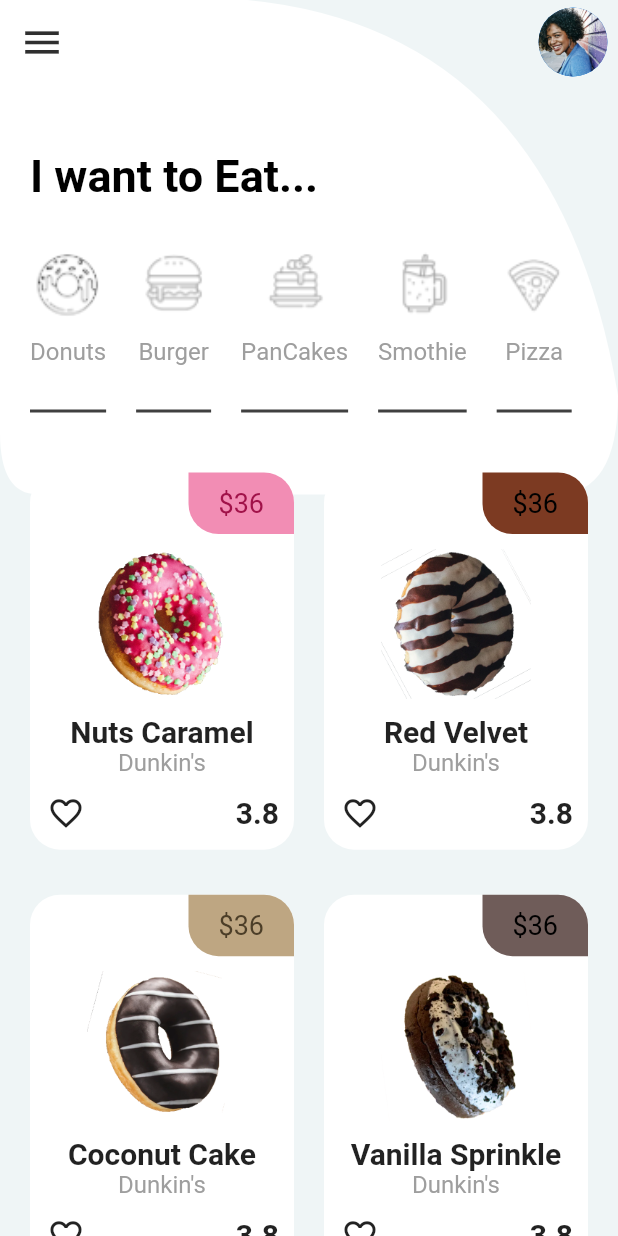
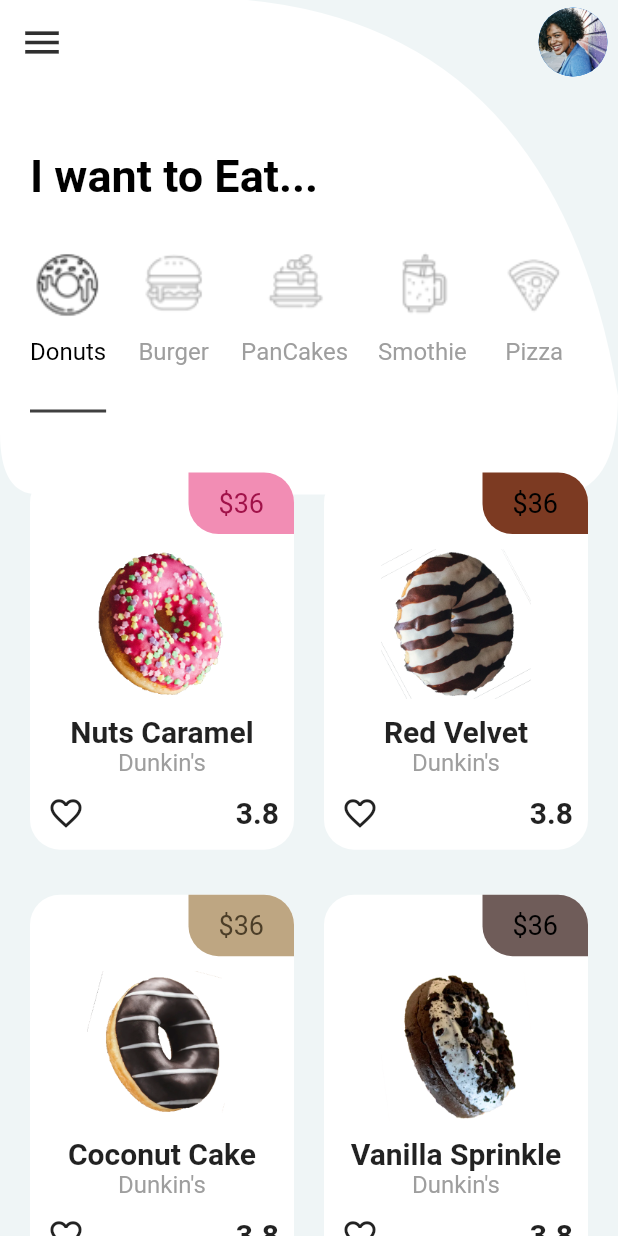
Before and after one commit to codingbbq/flutter_donut_ui, a Flutter app: the screen it shows after launch, on a phone screen of 412 x 824 dp. Run offline on Flutter 3.47's test engine with Material 2 defaults, Android fonts, the phone set to English and light mode, and no system bars.

Commit message:
Dynamic navigation using setState

```diff
--- a/lib/pages/listing_page/navigation.dart
+++ b/lib/pages/listing_page/navigation.dart
@@ -1,7 +1,23 @@
 import 'package:flutter/material.dart';
 import 'package:flutter_donut_ui/models/navigation.model.dart';
 
-class HeaderNavigation extends StatelessWidget {
+class HeaderNavigation extends StatefulWidget {
+  @override
+  _HeaderNavigationState createState() => _HeaderNavigationState();
+}
+
+class _HeaderNavigationState extends State<HeaderNavigation> {
+  List<int> _selectedNavItem = [0];
+
+  void _selected(item) {
+    if (!_selectedNavItem.contains(item)) {
+      print(_selectedNavItem);
+      setState(() {
+        _selectedNavItem = [item];
+      });
+    }
+  }
+
   @override
   Widget build(BuildContext context) {
     return Container(
@@ -13,23 +29,27 @@ class HeaderNavigation extends StatelessWidget {
         itemBuilder: (BuildContext context, item) {
           return GestureDetector(
             onTap: () {
-              print("Clicked");
+              _selected(item);
             },
             child: Container(
-              decoration: BoxDecoration(
+              decoration: _selectedNavItem.contains(item)
+                  ? BoxDecoration(
                       border: Border(
                         bottom: BorderSide(
                           color: Color(0xFF404040),
                           width: 2.0,
                         ),
                       ),
-              ),
+                    )
+                  : BoxDecoration(),
               child: Column(
                 crossAxisAlignment: CrossAxisAlignment.center,
                 mainAxisAlignment: MainAxisAlignment.start,
                 children: [
                   Image.asset(
-                    navigationList[item].unselectedImg,
+                    _selectedNavItem.contains(item)
+                        ? navigationList[item].selectedImg
+                        : navigationList[item].unselectedImg,
                     fit: BoxFit.cover,
                     width: 50,
                     height: 50,
@@ -42,7 +62,9 @@ class HeaderNavigation extends StatelessWidget {
                     style: TextStyle(
                       fontSize: 16.0,
                       fontWeight: FontWeight.normal,
-                      color: Colors.grey,
+                      color: _selectedNavItem.contains(item)
+                          ? Colors.black
+                          : Colors.grey,
                     ),
                   ),
                 ],
```
Lines whose indentation alone changed are shown as unchanged.
